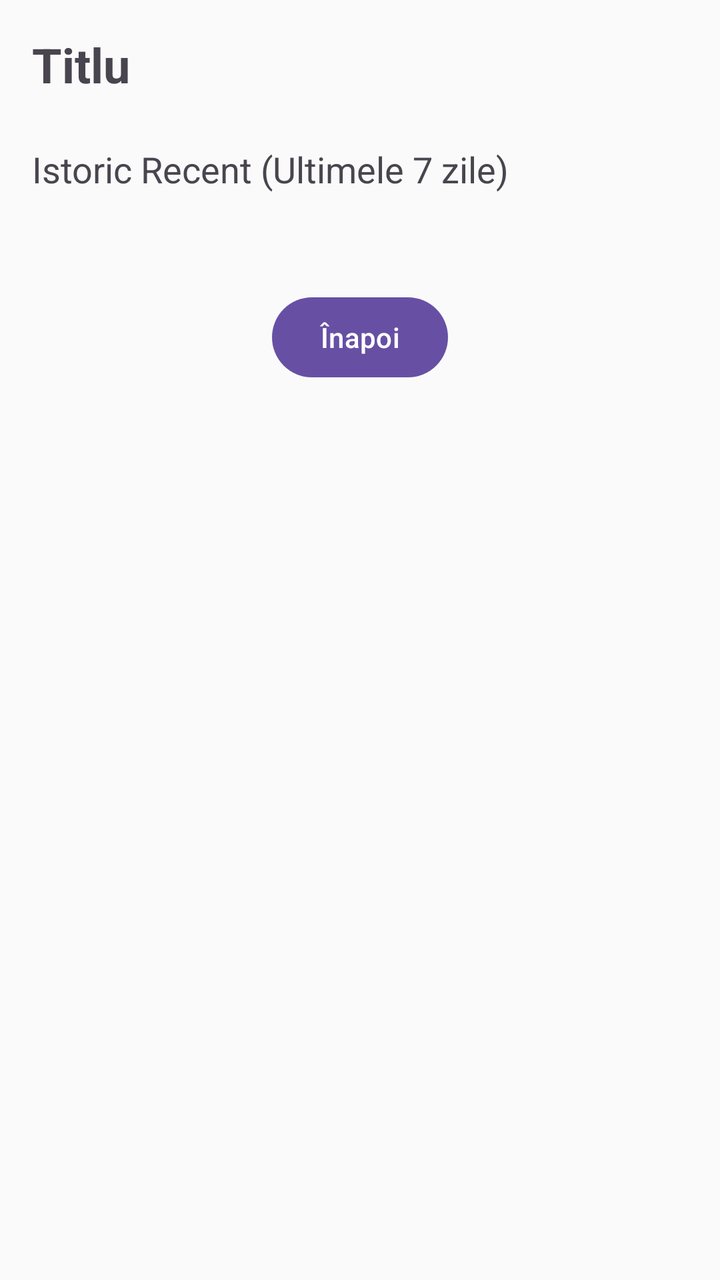
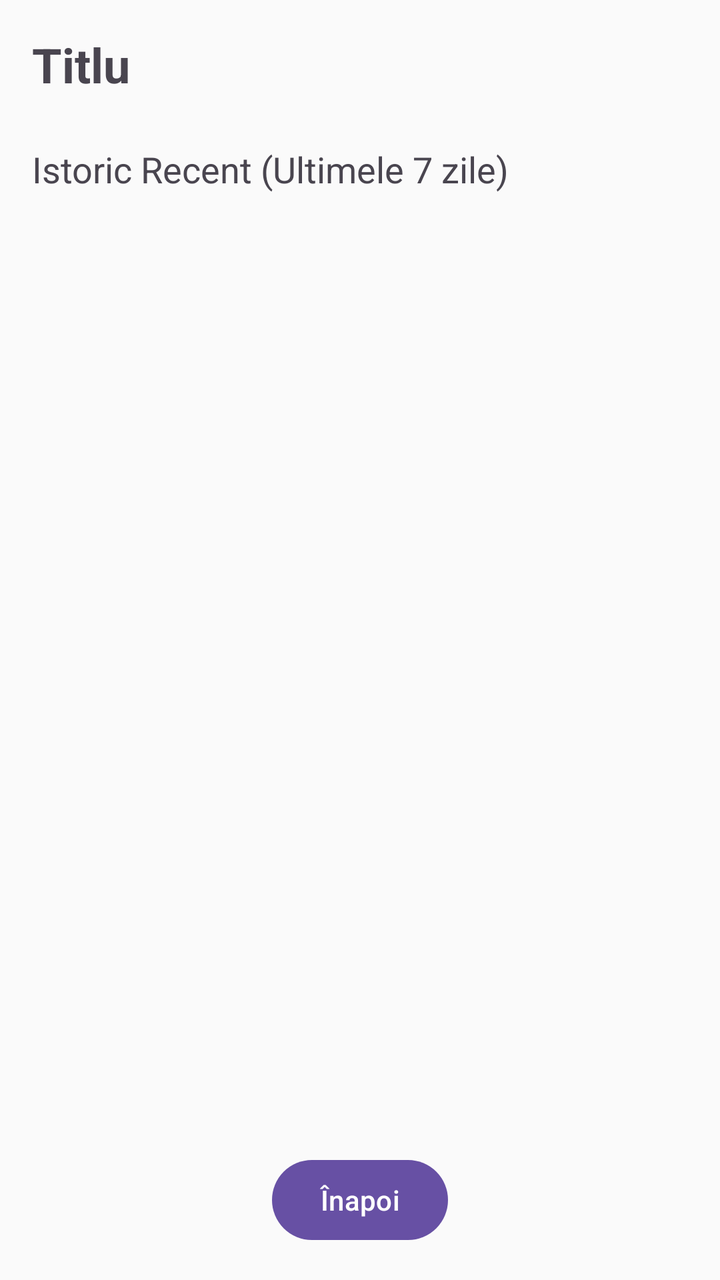

An Android layout rendered at two revisions. The XML below is the earlier revision; the diff shows what the commit changed to produce the second picture.
<!-- AndroidManifest.xml: application theme Theme.DailyFocus -->
<!-- res/layout/activity_task_details.xml -->
<?xml version="1.0" encoding="utf-8"?>
<LinearLayout xmlns:android="http://schemas.android.com/apk/res/android"
    android:layout_width="match_parent"
    android:layout_height="match_parent"
    android:orientation="vertical"
    android:padding="16dp"
    android:background="#FAFAFA">
    <TextView
        android:id="@+id/detailTitle"
        android:text="Titlu"
        android:textSize="24sp"
        android:textStyle="bold"
        android:layout_marginBottom="24dp"
        android:layout_width="wrap_content"
        android:layout_height="wrap_content"/>
    <TextView
        android:text="Istoric Recent (Ultimele 7 zile)"
        android:textSize="18sp"
        android:layout_marginBottom="16dp"
        android:layout_width="wrap_content"
        android:layout_height="wrap_content"/>
    <androidx.recyclerview.widget.RecyclerView
        android:id="@+id/historyRecyclerView"
        android:layout_width="match_parent"
        android:layout_height="wrap_content"/>
    <Button
        android:id="@+id/btnClose"
        android:text="Înapoi"
        android:layout_marginTop="32dp"
        android:layout_gravity="center"
        android:layout_width="wrap_content"
        android:layout_height="wrap_content"/>
</LinearLayout>
<!-- resources referenced by this layout -->
<resources>
  <style name="Theme.DailyFocus" parent="Base.Theme.DailyFocus" />
  <style name="Base.Theme.DailyFocus" parent="Theme.Material3.DayNight.NoActionBar">
          
          
      </style>
</resources>

<!-- the commit's change to res/layout/activity_task_details.xml (unified diff, before → after) -->
@@ -22,7 +22,16 @@
     <androidx.recyclerview.widget.RecyclerView
         android:id="@+id/historyRecyclerView"
         android:layout_width="match_parent"
-        android:layout_height="wrap_content"/>
+        android:layout_height="0dp"
+        android:layout_weight="1"/>
+    <Button
+        android:id="@+id/btnRestore"
+        android:text="Restore Previous Streak"
+        android:layout_marginTop="16dp"
+        android:layout_gravity="center"
+        android:layout_width="wrap_content"
+        android:layout_height="wrap_content"
+        android:visibility="gone"/>
     <Button
         android:id="@+id/btnClose"
         android:text="Înapoi"
